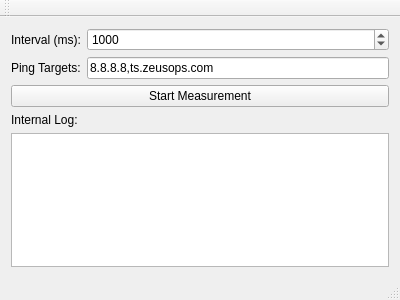
First picture: the form in src/mainwindow.ui, repository blizzard4591/zeusUtilities, before the edit.
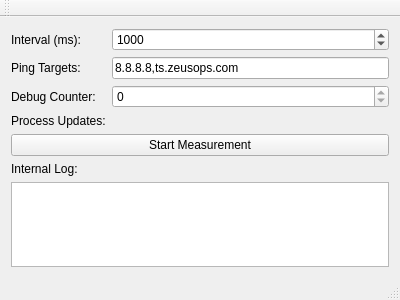
Second picture: the form after the edit.

The edit to the form file:
```diff
--- a/src/mainwindow.ui
+++ b/src/mainwindow.ui
@@ -57,6 +57,37 @@
         </property>
        </widget>
       </item>
+      <item row="2" column="0">
+       <widget class="QLabel" name="label">
+        <property name="text">
+         <string>Debug Counter:</string>
+        </property>
+       </widget>
+      </item>
+      <item row="2" column="1">
+       <widget class="QSpinBox" name="spinDebug">
+        <property name="readOnly">
+         <bool>true</bool>
+        </property>
+        <property name="maximum">
+         <number>2147483647</number>
+        </property>
+       </widget>
+      </item>
+      <item row="3" column="0">
+       <widget class="QLabel" name="lblProcessUpdatesLabel">
+        <property name="text">
+         <string>Process Updates:</string>
+        </property>
+       </widget>
+      </item>
+      <item row="3" column="1">
+       <widget class="QLabel" name="lblProcessUpdates">
+        <property name="text">
+         <string/>
+        </property>
+       </widget>
+      </item>
      </layout>
     </item>
     <item>
```
